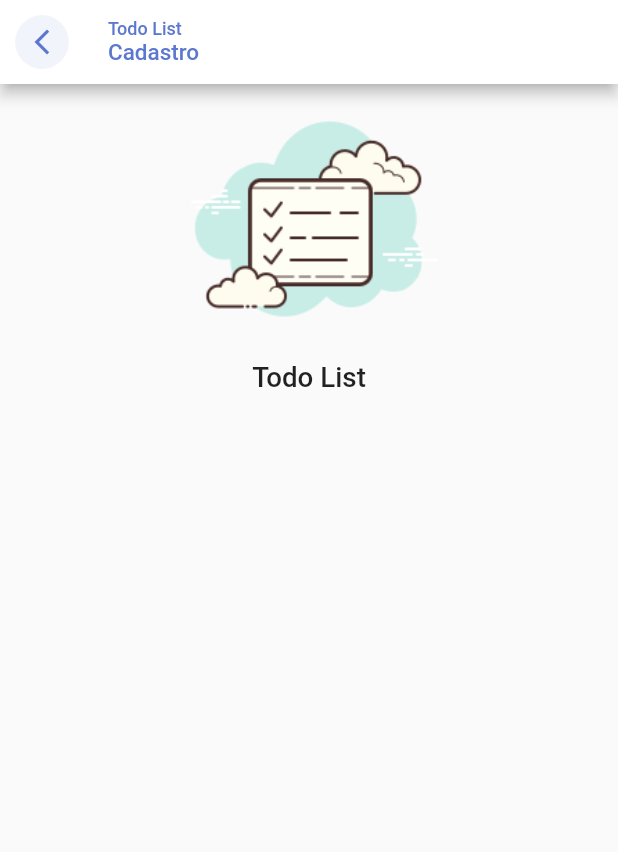
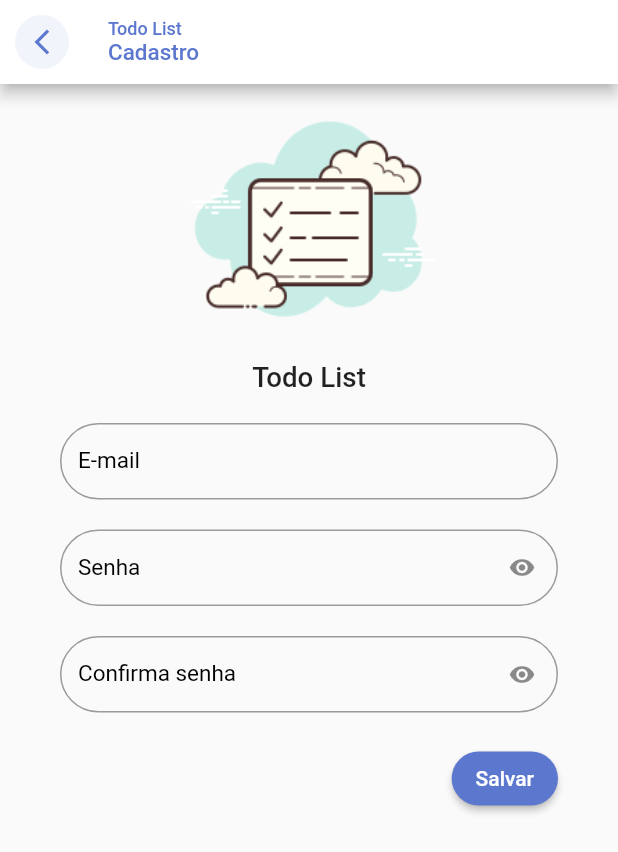
Before and after one commit to franciscoamaral0/task_app, a Flutter app: the screen it shows after launch, after a tap on "Cadastre-se", on a phone screen of 412 x 824 dp. Shown: the top 852 px of the screen. Run offline on Flutter 3.47's test engine with Material 2 defaults, Android fonts, the phone set to English and light mode, and no system bars; our stand-ins replace firebase_auth, firebase_core, flutter_signin_button, google_fonts, sqflite, sqflite_common and 1 more; accounts and stored records are empty; Roboto replaces fonts that are missing (Mandali).

Commit message:
finished register page

```diff
--- a/lib/app/modules/auth/login/login_page.dart
+++ b/lib/app/modules/auth/login/login_page.dart
@@ -33,9 +33,6 @@ class LoginPage extends StatelessWidget {
                           children: [
                             TodoListField(
                               label: "E-mail",
-                              sufixIconButton: IconButton(
-                                  onPressed: () {},
-                                  icon: Icon(Icons.abc_outlined)),
                             ),
                             const SizedBox(height: 20),
                             TodoListField(
--- a/lib/app/modules/auth/register/register_page.dart
+++ b/lib/app/modules/auth/register/register_page.dart
@@ -1,5 +1,6 @@
 import 'package:flutter/material.dart';
 import 'package:todo_list_provider_project/app/core/ui/theme_extensions.dart';
+import 'package:todo_list_provider_project/app/core/widgets/todo_list_field.dart';
 import 'package:todo_list_provider_project/app/core/widgets/todo_list_logo.dart';
 
 class RegisterPage extends StatelessWidget {
@@ -48,7 +49,26 @@ class RegisterPage extends StatelessWidget {
             padding: const EdgeInsets.symmetric(horizontal: 40, vertical: 20.0),
             child: Form(
                 child: Column(
-              children: [],
+              children: [
+                TodoListField(label: 'E-mail'),
+                const SizedBox(height: 20),
+                TodoListField(label: "Senha", obscureText: true),
+                const SizedBox(height: 20),
+                TodoListField(label: "Confirma senha", obscureText: true),
+                const SizedBox(height: 20),
+                Align(
+                  alignment: Alignment.bottomRight,
+                  child: ElevatedButton(
+                    onPressed: () {},
+                    style: ElevatedButton.styleFrom(
+                      shape: RoundedRectangleBorder(
+                        borderRadius: BorderRadius.circular(20),
+                      ),
+                    ),
+                    child: const Text("Salvar"),
+                  ),
+                )
+              ],
             )),
           )
         ],
```
